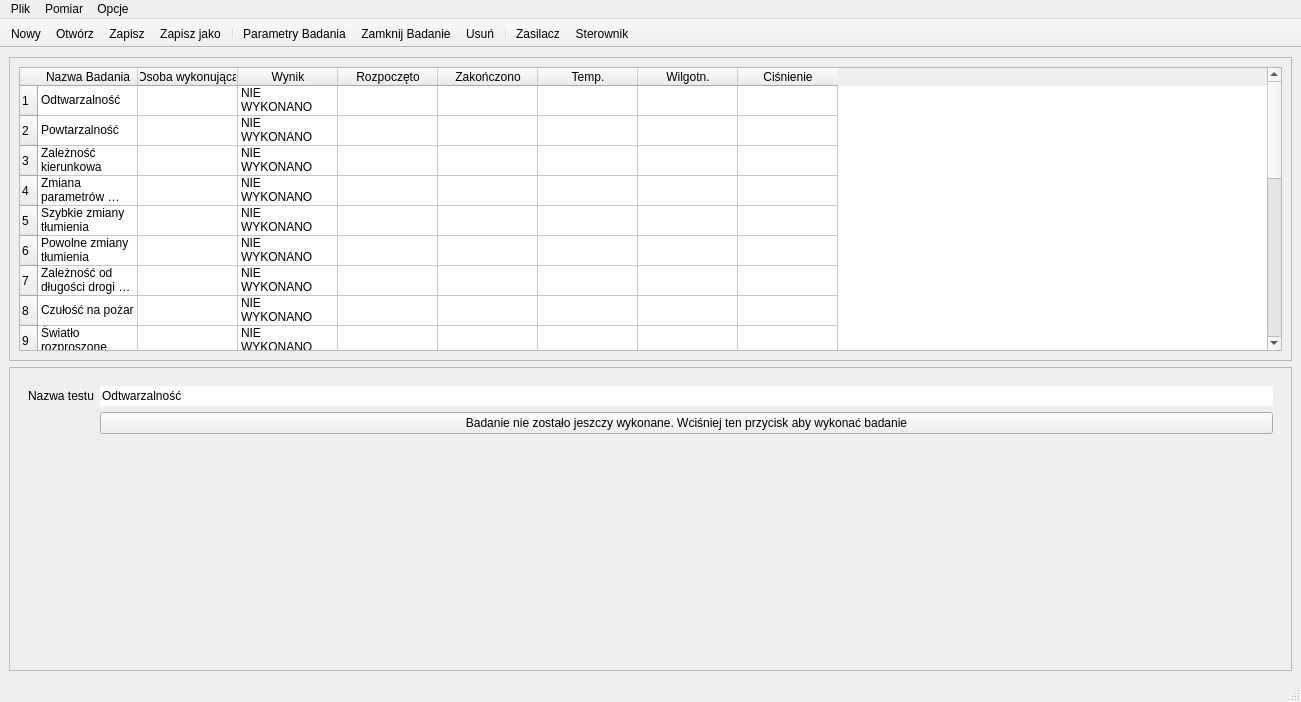
Qt form CzujkiLinioweApp/mainwindow.ui (wiacekmarcin/CzujkiLiniowe) before a commit.
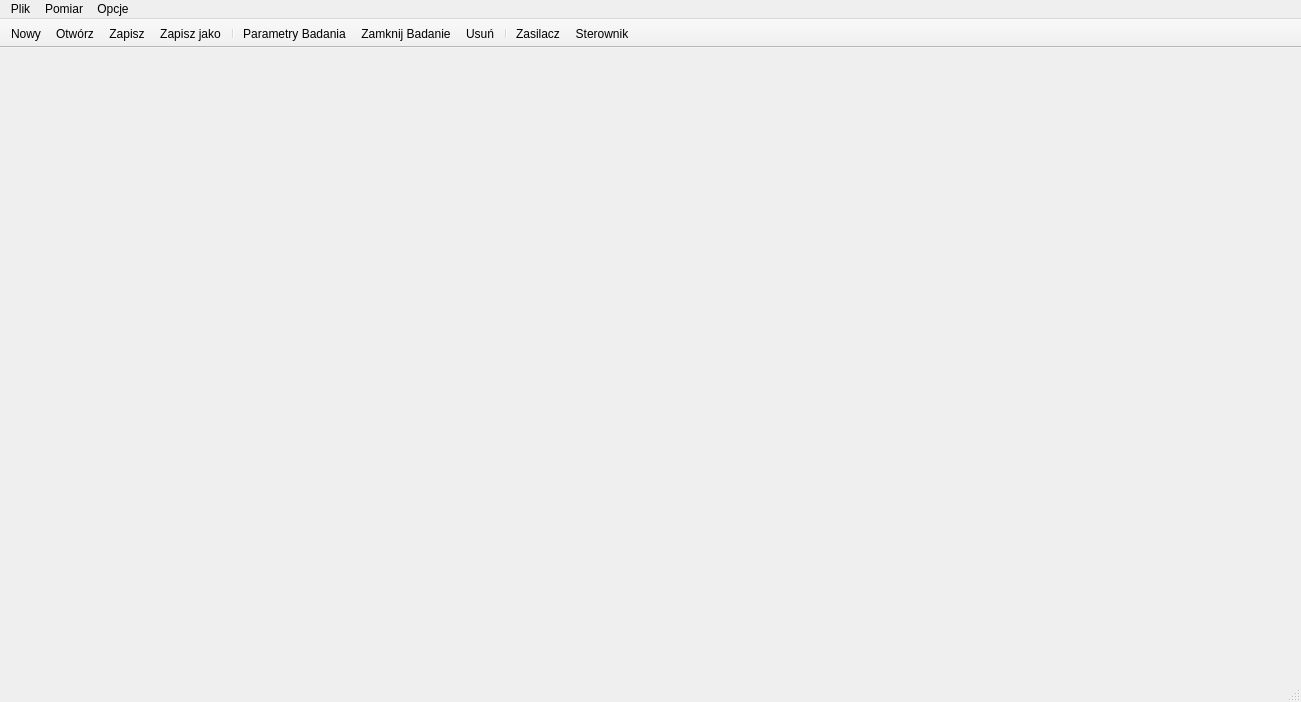
The same form after that commit. Icons and pictures are not drawn. Custom widgets are drawn as their Qt base class.

Commit message: Prace nad zmiana nazw parametry_badania

```diff
--- a/CzujkiLinioweApp/mainwindow.ui
+++ b/CzujkiLinioweApp/mainwindow.ui
@@ -13,458 +13,8 @@
   <property name="windowTitle">
    <string>Czujniki Liniowe</string>
   </property>
-  <widget class="QWidget" name="centralwidget">
-   <layout class="QVBoxLayout" name="verticalLayout_3">
-    <item>
-     <widget class="QFrame" name="frame_tab">
-      <property name="frameShape">
-       <enum>QFrame::StyledPanel</enum>
-      </property>
-      <property name="frameShadow">
-       <enum>QFrame::Raised</enum>
-      </property>
-      <layout class="QVBoxLayout" name="verticalLayout">
-       <item>
-        <widget class="QTableWidget" name="tableWidget">
-         <row>
-          <property name="text">
-           <string>1</string>
-          </property>
-         </row>
-         <row>
-          <property name="text">
-           <string>2</string>
-          </property>
-         </row>
-         <row>
-          <property name="text">
-           <string>3</string>
-          </property>
-         </row>
-         <row>
-          <property name="text">
-           <string>4</string>
-          </property>
-         </row>
-         <row>
-          <property name="text">
-           <string>5</string>
-          </property>
-         </row>
-         <row>
-          <property name="text">
-           <string>6</string>
-          </property>
-         </row>
-         <row>
-          <property name="text">
-           <string>7</string>
-          </property>
-         </row>
-         <row>
-          <property name="text">
-           <string>8</string>
-          </property>
-         </row>
-         <row>
-          <property name="text">
-           <string>9</string>
-          </property>
-         </row>
-         <row>
-          <property name="text">
-           <string>10</string>
-          </property>
-         </row>
-         <row>
-          <property name="text">
-           <string>11</string>
-          </property>
-         </row>
-         <row>
-          <property name="text">
-           <string>12</string>
-          </property>
-         </row>
-         <row>
-          <property name="text">
-           <string>13</string>
-          </property>
-         </row>
-         <row>
-          <property name="text">
-           <string>14</string>
-          </property>
-         </row>
-         <row>
-          <property name="text">
-           <string>15</string>
-          </property>
-         </row>
-         <row>
-          <property name="text">
-           <string>16</string>
-          </property>
-         </row>
-         <row>
-          <property name="text">
-           <string>17</string>
-          </property>
-         </row>
-         <row>
-          <property name="text">
-           <string>18</string>
-          </property>
-         </row>
-         <row>
-          <property name="text">
-           <string>19</string>
-          </property>
-         </row>
-         <row>
-          <property name="text">
-           <string>20</string>
-          </property>
-         </row>
-         <row>
-          <property name="text">
-           <string>21</string>
-          </property>
-         </row>
-         <column>
-          <property name="text">
-           <string>Nazwa Badania</string>
-          </property>
-         </column>
-         <column>
-          <property name="text">
-           <string>Osoba wykonująca</string>
-          </property>
-         </column>
-         <column>
-          <property name="text">
-           <string>Wynik</string>
-          </property>
-         </column>
-         <column>
-          <property name="text">
-           <string>Rozpoczęto</string>
-          </property>
-         </column>
-         <column>
-          <property name="text">
-           <string>Zakończono</string>
-          </property>
-         </column>
-         <column>
-          <property name="text">
-           <string>Temp.</string>
-          </property>
-         </column>
-         <column>
-          <property name="text">
-           <string>Wilgotn.</string>
-          </property>
-         </column>
-         <column>
-          <property name="text">
-           <string>Ciśnienie</string>
-          </property>
-         </column>
-         <item row="0" column="0">
-          <property name="text">
-           <string>Odtwarzalność</string>
-          </property>
-         </item>
-         <item row="0" column="2">
-          <property name="text">
-           <string>NIE WYKONANO</string>
-          </property>
-         </item>
-         <item row="1" column="0">
-          <property name="text">
-           <string>Powtarzalność</string>
-          </property>
-         </item>
-         <item row="1" column="2">
-          <property name="text">
-           <string>NIE WYKONANO</string>
-          </property>
-         </item>
-         <item row="2" column="0">
-          <property name="text">
-           <string>Zależność kierunkowa</string>
-          </property>
-         </item>
-         <item row="2" column="2">
-          <property name="text">
-           <string>NIE WYKONANO</string>
-          </property>
-         </item>
-         <item row="3" column="0">
-          <property name="text">
-           <string>Zmiana parametrów zasilania</string>
-          </property>
-         </item>
-         <item row="3" column="2">
-          <property name="text">
-           <string>NIE WYKONANO</string>
-          </property>
-         </item>
-         <item row="4" column="0">
-          <property name="text">
-           <string>Szybkie zmiany tłumienia</string>
-          </property>
-         </item>
-         <item row="4" column="2">
-          <property name="text">
-           <string>NIE WYKONANO</string>
-          </property>
-         </item>
-         <item row="5" column="0">
-          <property name="text">
-           <string>Powolne zmiany tłumienia</string>
-          </property>
-         </item>
-         <item row="5" column="2">
-          <property name="text">
-           <string>NIE WYKONANO</string>
-          </property>
-         </item>
-         <item row="6" column="0">
-          <property name="text">
-           <string>Zależność od długości drogi optycznej</string>
-          </property>
-         </item>
-         <item row="6" column="2">
-          <property name="text">
-           <string>NIE WYKONANO</string>
-          </property>
-         </item>
-         <item row="7" column="0">
-          <property name="text">
-           <string>Czułość na pożar</string>
-          </property>
-         </item>
-         <item row="7" column="2">
-          <property name="text">
-           <string>NIE WYKONANO</string>
-          </property>
-         </item>
-         <item row="8" column="0">
-          <property name="text">
-           <string>Światło rozproszone</string>
-          </property>
-         </item>
-         <item row="8" column="2">
-          <property name="text">
-           <string>NIE WYKONANO</string>
-          </property>
-         </item>
-         <item row="9" column="0">
-          <property name="text">
-           <string>Odporność na suche gorąco</string>
-          </property>
-         </item>
-         <item row="9" column="2">
-          <property name="text">
-           <string>NIE WYKONANO</string>
-          </property>
-         </item>
-         <item row="10" column="0">
-          <property name="text">
-           <string>Odporność na zimno</string>
-          </property>
-         </item>
-         <item row="10" column="2">
-          <property name="text">
-           <string>NIE WYKONANO</string>
-          </property>
-         </item>
-         <item row="11" column="0">
-          <property name="text">
-           <string>Odporność na wilgotne gorąco, stan ustalony</string>
-          </property>
-         </item>
-         <item row="11" column="2">
-          <property name="text">
-           <string>NIE WYKONANO</string>
-          </property>
-         </item>
-         <item row="12" column="0">
-          <property name="text">
-           <string>Wytrzymałość na wilgotne gorąco, stan ustalony</string>
-          </property>
-         </item>
-         <item row="12" column="2">
-          <property name="text">
-           <string>NIE WYKONANO</string>
-          </property>
-         </item>
-         <item row="13" column="0">
-          <property name="text">
-           <string>Wytrzymałość na wibracje</string>
-          </property>
-         </item>
-         <item row="13" column="2">
-          <property name="text">
-           <string>NIE WYKONANO</string>
-          </property>
-         </item>
-         <item row="14" column="0">
-          <property name="text">
-           <string>Odporność na wyładowania elektrostatyczne</string>
-          </property>
-         </item>
-         <item row="14" column="2">
-          <property name="text">
-           <string>NIE WYKONANO</string>
-          </property>
-         </item>
-         <item row="15" column="0">
-          <property name="text">
-           <string>Odporność na wypormieniowanie pola elektromagnetycznego</string>
-          </property>
-         </item>
-         <item row="15" column="2">
-          <property name="text">
-           <string>NIE WYKONANO</string>
-          </property>
-         </item>
-         <item row="16" column="0">
-          <property name="text">
-           <string>Odporność na przewodzone zakłocenia indukowane przez pola elektromagnetyczne</string>
-          </property>
-         </item>
-         <item row="16" column="2">
-          <property name="text">
-           <string>NIE WYKONANO</string>
-          </property>
-         </item>
-         <item row="17" column="0">
-          <property name="text">
-           <string>Odporność na szybkie impulsy przejściowe</string>
-          </property>
-         </item>
-         <item row="17" column="2">
-          <property name="text">
-           <string>NIE WYKONANO</string>
-          </property>
-         </item>
-         <item row="18" column="0">
-          <property name="text">
-           <string>Odporność na powolne udary napęciowe wysokiej energii</string>
-          </property>
-         </item>
-         <item row="18" column="2">
-          <property name="text">
-           <string>NIE WYKONANO</string>
-          </property>
-         </item>
-         <item row="19" column="0">
-          <property name="text">
-           <string>Wytrzymałość na korozję powodowaną przez dwutlenek siarki</string>
-          </property>
-         </item>
-         <item row="19" column="2">
-          <property name="text">
-           <string>NIE WYKONANO</string>
-          </property>
-         </item>
-         <item row="20" column="0">
-          <property name="text">
-           <string>Odporność na uderzenie</string>
-          </property>
-         </item>
-         <item row="20" column="2">
-          <property name="text">
-           <string>NIE WYKONANO</string>
-          </property>
-         </item>
-        </widget>
-       </item>
-      </layout>
-     </widget>
-    </item>
-    <item>
-     <widget class="QFrame" name="frame_badanie">
-      <property name="frameShape">
-       <enum>QFrame::StyledPanel</enum>
-      </property>
-      <property name="frameShadow">
-       <enum>QFrame::Raised</enum>
-      </property>
-      <layout class="QVBoxLayout" name="verticalLayout_2">
-       <item>
-        <widget class="QStackedWidget" name="stackedWidget">
-         <property name="currentIndex">
-          <number>0</number>
-         </property>
-         <widget class="QWidget" name="pOdtwarzalnoscNieWykonane">
-          <layout class="QFormLayout" name="formLayout">
-           <item row="0" column="0">
-            <widget class="QLabel" name="label_2">
-             <property name="text">
-              <string>Nazwa testu</string>
-             </property>
-            </widget>
-           </item>
-           <item row="0" column="1">
-            <widget class="QLineEdit" name="nazwa_testu">
-             <property name="text">
-              <string>Odtwarzalność</string>
-             </property>
-             <property name="frame">
-              <bool>false</bool>
-             </property>
-             <property name="readOnly">
-              <bool>true</bool>
-             </property>
-            </widget>
-           </item>
-           <item row="1" column="1">
-            <widget class="QPushButton" name="pbStartOdtwarzalnosc">
-             <property name="text">
-              <string>Badanie nie zostało jeszczy wykonane. Wciśniej ten przycisk aby wykonać badanie</string>
-             </property>
-            </widget>
-           </item>
-           <item row="2" column="1">
-            <spacer name="verticalSpacer">
-             <property name="orientation">
-              <enum>Qt::Vertical</enum>
-             </property>
-             <property name="sizeHint" stdset="0">
-              <size>
-               <width>20</width>
-               <height>40</height>
-              </size>
-             </property>
-            </spacer>
-           </item>
-          </layout>
-         </widget>
-         <widget class="QWidget" name="page_2">
-          <widget class="QLabel" name="label">
-           <property name="geometry">
-            <rect>
-             <x>30</x>
-             <y>20</y>
-             <width>58</width>
-             <height>18</height>
-            </rect>
-           </property>
-           <property name="text">
-            <string>TextLabel</string>
-           </property>
-          </widget>
-         </widget>
-        </widget>
-       </item>
-      </layout>
-     </widget>
-    </item>
-   </layout>
+  <widget class="ProceduraTestowa" name="centralwidget">
+   <layout class="QVBoxLayout" name="verticalLayout_3"/>
   </widget>
   <widget class="QMenuBar" name="menubar">
    <property name="geometry">
@@ -688,6 +238,14 @@
    </property>
   </action>
  </widget>
+ <customwidgets>
+  <customwidget>
+   <class>ProceduraTestowa</class>
+   <extends>QWidget</extends>
+   <header>proceduratestowa.h</header>
+   <container>1</container>
+  </customwidget>
+ </customwidgets>
  <resources>
   <include location="icons.qrc"/>
  </resources>
```
The commit also changes 22 other files.
